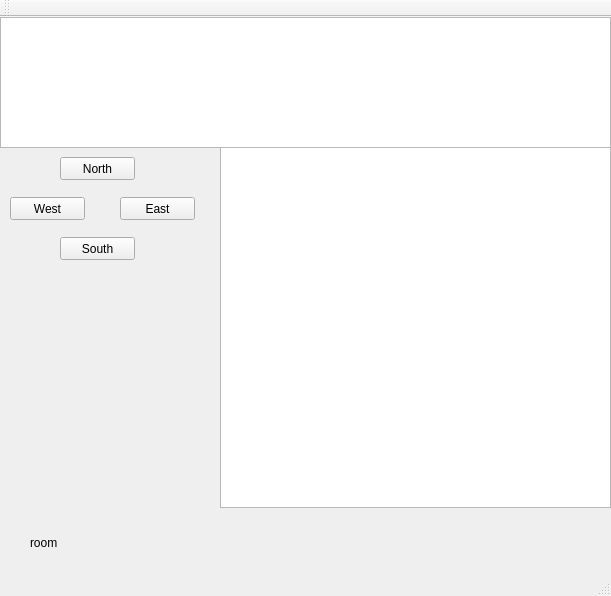
Above: mainwindow.ui from vdrumsta/Zork-GUI before the change. Below: the same form after it.
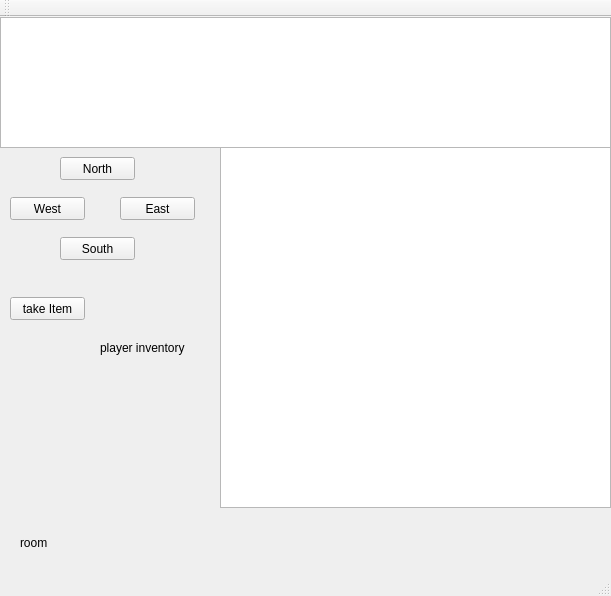
That is the form after the change.

```diff
--- a/mainwindow.ui
+++ b/mainwindow.ui
@@ -69,9 +69,9 @@
    <widget class="QLabel" name="roomDescription">
     <property name="geometry">
      <rect>
-      <x>30</x>
+      <x>20</x>
       <y>500</y>
-      <width>181</width>
+      <width>191</width>
       <height>51</height>
      </rect>
     </property>
@@ -99,6 +99,32 @@
      </rect>
     </property>
    </widget>
+   <widget class="QPushButton" name="take">
+    <property name="geometry">
+     <rect>
+      <x>10</x>
+      <y>280</y>
+      <width>75</width>
+      <height>23</height>
+     </rect>
+    </property>
+    <property name="text">
+     <string>take Item</string>
+    </property>
+   </widget>
+   <widget class="QLabel" name="playerInventory">
+    <property name="geometry">
+     <rect>
+      <x>100</x>
+      <y>280</y>
+      <width>101</width>
+      <height>101</height>
+     </rect>
+    </property>
+    <property name="text">
+     <string>player inventory</string>
+    </property>
+   </widget>
   </widget>
   <widget class="QMenuBar" name="menuBar">
    <property name="geometry">
```
